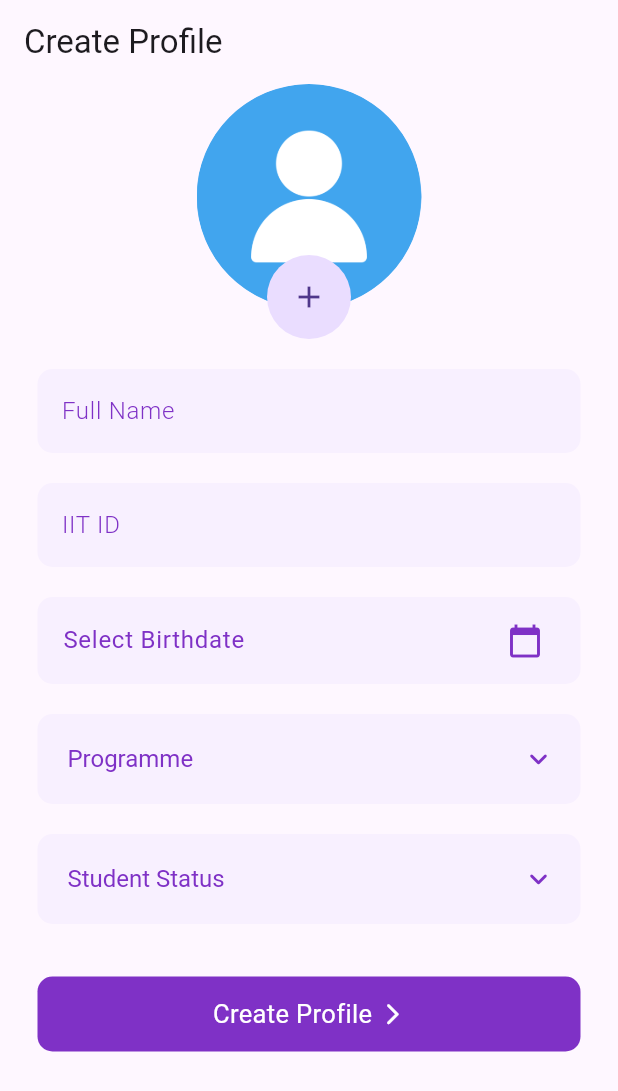
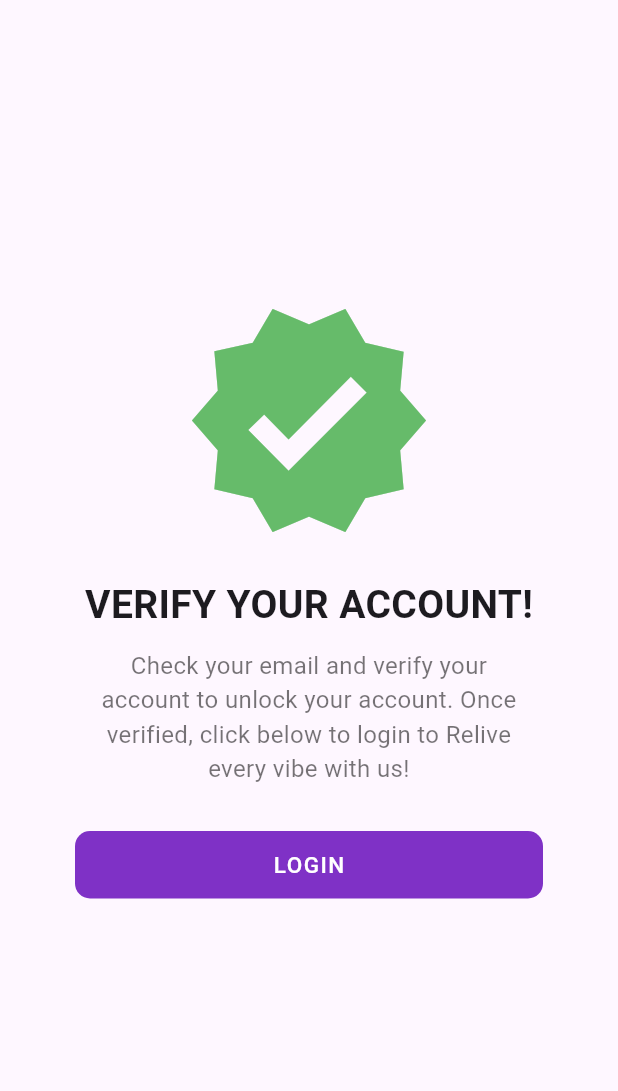
Before and after one commit to ReliveMEMO/MEMO, a Flutter app: the screen it shows after launch, on a phone screen of 412 x 824 dp. Shown: the top 1091 px of the screen. Run offline on Flutter 3.47's test engine with Material 3 defaults, Android fonts, the light colour scheme and no system bars; our stand-ins replace image_picker, supabase_flutter; accounts and stored records are empty; Roboto replaces fonts that are missing (Poppins).

Commit message:
Verify Page and Create_profile
- Added a verify account page after signup
- finalized createProfile page and intergrated with DB

```diff
--- a/App/memo/lib/pages/profile_page.dart
+++ b/App/memo/lib/pages/profile_page.dart
@@ -1,6 +1,5 @@
 import 'package:flutter/material.dart';
 import 'package:memo/services/auth_service.dart';
-
 
 void profilePage() {
   runApp(ProfilePage());
--- a/App/memo/lib/pages/signup_page.dart
+++ b/App/memo/lib/pages/signup_page.dart
@@ -30,7 +30,9 @@ class _SignupPageState extends State<SignupPage> {
       await authService.signUpWithEmailPassword(email, password, userName);
 
       if (mounted) {
-        Navigator.pushNamed(context, '/create-profile');
+        await authService.signInWithEmailPassword(email, password).then((_) {
+          Navigator.pushNamed(context, '/create_profile');
+        });
       }
     } catch (e) {
       if (mounted) {
--- /dev/null
+++ b/App/memo/lib/pages/verify_email_page.dart
@@ -0,0 +1,54 @@
+import 'package:flutter/material.dart';
+import 'package:memo/components/authButton.dart';
+
+class VerifyEmailPage extends StatelessWidget {
+  const VerifyEmailPage({super.key});
+
+  @override
+  Widget build(BuildContext context) {
+    return Scaffold(
+      body: Container(
+        padding: const EdgeInsets.symmetric(horizontal: 25),
+        child: Center(
+          child: Column(
+            mainAxisAlignment: MainAxisAlignment.center,
+            crossAxisAlignment: CrossAxisAlignment.center,
+            children: [
+              Icon(
+                Icons.verified,
+                size: 170,
+                color: Colors.green[400],
+              ),
+              const SizedBox(
+                height: 20,
+              ),
+              const Text(
+                'VERIFY YOUR ACCOUNT!',
+                style: TextStyle(fontSize: 26, fontWeight: FontWeight.bold),
+              ),
+              const SizedBox(
+                height: 10,
+              ),
+              const Padding(
+                padding: EdgeInsets.symmetric(horizontal: 40),
+                child: Text(
+                  'Check your email and verify your account to unlock your account. Once verified, click below to login to Relive every vibe with us!',
+                  textAlign: TextAlign.center,
+                  style: TextStyle(
+                    fontSize: 16,
+                    color: Colors.black54,
+                  ),
+                ),
+              ),
+              Authbutton(
+                  buttonText: 'LOGIN',
+                  onTap: () {
+                    Navigator.pushNamed(context, '/login');
+                  })
+            ],
+          ),
+        ),
+      ),
+    );
+  }
+}
--- a/App/memo/lib/services/auth_gate.dart
+++ b/App/memo/lib/services/auth_gate.dart
@@ -2,6 +2,7 @@ import 'package:flutter/material.dart';
 import 'package:memo/pages/create_profile.dart';
 import 'package:memo/pages/login_page.dart';
 import 'package:memo/pages/profile_page.dart';
+import 'package:memo/pages/verify_email_page.dart';
 import 'package:supabase_flutter/supabase_flutter.dart';
 
 class authGate extends StatelessWidget {
@@ -25,7 +26,7 @@ class authGate extends StatelessWidget {
         if (session != null) {
           return ProfilePage();
         } else {
-          return CreateProfile();
+          return VerifyEmailPage();
         }
       },
     );
```
Also changed, not shown: App/memo/lib/pages/create_profile.dart (+18 -3 lines), App/memo/lib/pages/login_page.dart (+21 -1 lines), App/memo/lib/services/auth_service.dart (+8 -1 lines).
